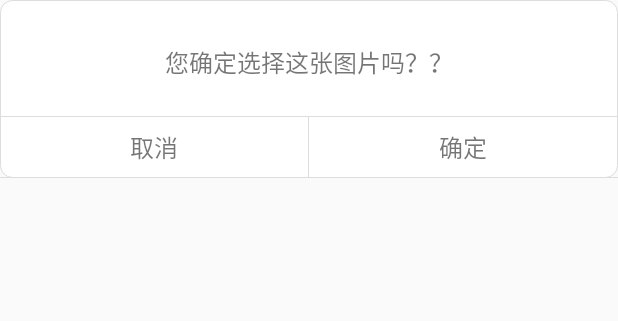
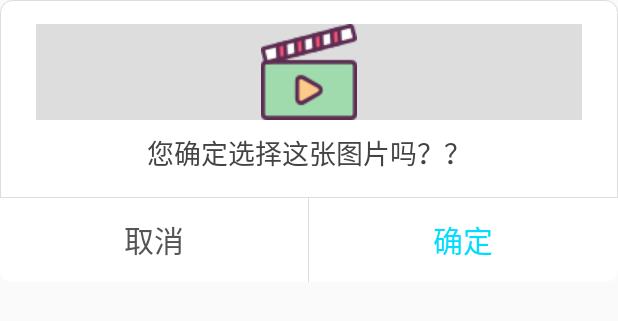
Before and after one commit to 452kinton/CharacterDance, an Android app: the layout dialog_alert.xml on its own in the app's theme, with its tools: preview values and no code run, on a phone screen of 412 x 824 dp. Shown: the top 321 px of the screen. Run offline under Robolectric (Android 15) with nearby library versions, the phone set to English and light mode, and no system bars.

Commit message:
add alert dialog

```diff
--- a/app/build.gradle
+++ b/app/build.gradle
@@ -7,7 +7,7 @@ android {
         resolutionStrategy.force 'com.google.code.findbugs:jsr305:3.0.2'
     }
     defaultConfig {
-        applicationId "com.liu.kinton.ffmpegdemo"
+        applicationId "com.liu.kinton.CharacterDance"
         minSdkVersion 24
         targetSdkVersion 28
         versionCode 1
--- a/app/src/main/res/layout/dialog_alert.xml
+++ b/app/src/main/res/layout/dialog_alert.xml
@@ -6,17 +6,23 @@
     android:layout_height="wrap_content">
     <ImageView
         android:id="@+id/iv_alert_choosePic"
-        android:layout_marginTop="5dp"
+        android:layout_marginTop="16dp"
+        android:src="@mipmap/video"
+        android:layout_marginRight="24dp"
+        android:layout_marginLeft="24dp"
+        android:maxHeight="80dp"
+        android:background="#ddd"
         android:layout_width="match_parent"
         android:layout_height="wrap_content" />
     <TextView
         android:id="@+id/tv_alert_message"
         android:layout_marginLeft="24dp"
         android:gravity="center"
-        android:textSize="16sp"
+        android:textSize="18sp"
+        android:textColor="#444"
         android:layout_marginRight="24dp"
-        android:layout_marginTop="24dp"
-        android:layout_marginBottom="24dp"
+        android:layout_marginTop="8dp"
+        android:layout_marginBottom="16dp"
         android:text="您确定选择这张图片吗？？"
         android:layout_width="match_parent"
         android:layout_height="wrap_content" />
@@ -25,10 +31,5 @@
         android:layout_height="0.5dp"
         android:background="#ddd"></View>
     <include layout="@layout/dialog_buttom_button"></include>
-    android:layout_height="wrap_content" />
-    <View
-        android:layout_width="match_parent"
-        android:layout_height="0.5dp"
-        android:background="#ddd"></View>
 
 </LinearLayout>
--- a/app/src/main/res/layout/dialog_buttom_button.xml
+++ b/app/src/main/res/layout/dialog_buttom_button.xml
@@ -3,13 +3,15 @@
     android:orientation="horizontal" android:layout_width="match_parent"
     android:layout_height="wrap_content">
     <TextView
+        android:background="@drawable/selector_button_bg_white_with_left_corner"
         android:id="@+id/btn_cancel"
         android:layout_width="0dp"
         android:layout_weight="1"
         android:text="取消"
+        android:textColor="#555"
         android:gravity="center"
-        android:textSize="16sp"
-        android:layout_height="40dp" />
+        android:textSize="20sp"
+        android:layout_height="56dp" />
     <View
         android:layout_width="0.5dp"
         android:background="#ddd"
@@ -17,10 +19,12 @@
     <TextView
         android:id="@+id/btn_ensure"
         android:text="确定"
+        android:textColor="#00ddff"
+        android:background="@drawable/selector_button_bg_white_with_right_corner"
         android:gravity="center"
-        android:textSize="16sp"
+        android:textSize="20sp"
         android:layout_width="0dp"
         android:layout_weight="1"
-        android:layout_height="40dp" />
+        android:layout_height="56dp" />
 
 </LinearLayout>
```
Also changed, not shown: app/src/main/java/com/liu/kinton/CharacterDance/activity/MainActivity.java (+47 -9 lines), app/src/main/java/com/liu/kinton/CharacterDance/utils/BitmapUtils.java (+17 -6 lines), app/src/main/java/com/liu/kinton/CharacterDance/utils/DialogUtils.java (+12 -1 lines), app/src/main/java/com/liu/kinton/CharacterDance/utils/VideoUtils.java (+21 -0 lines), app/src/main/java/com/liu/kinton/CharacterDance/widget/AlertDialog.java (+70 -13 lines).
